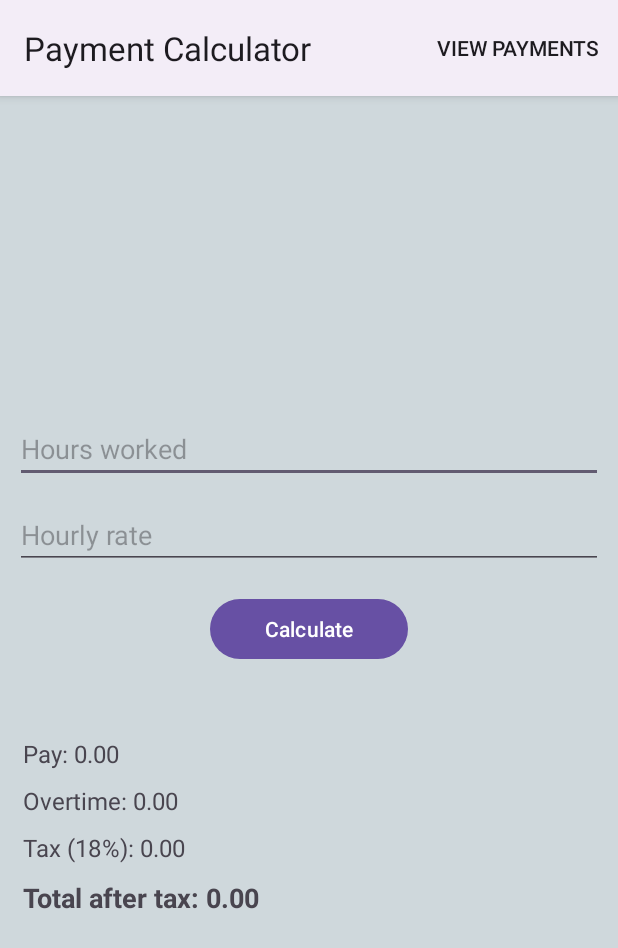
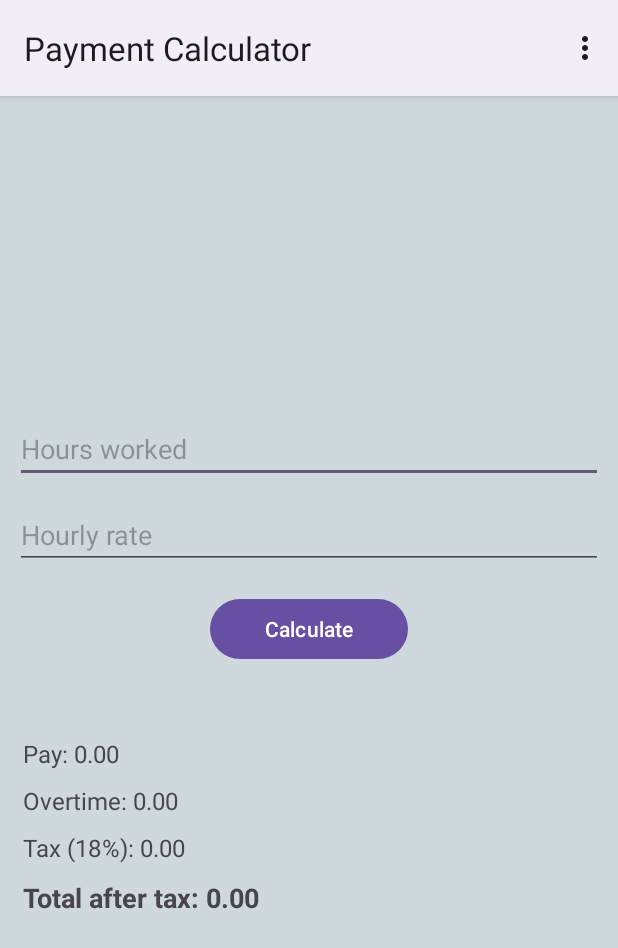
Before and after one commit to Ibrahimdur1989/A1_Ebrahim_AlSerri, an Android app: the screen it shows after launch (MainActivity), on a phone screen of 412 x 824 dp. Shown: the top 948 px of the screen. Run offline under Robolectric (Android 15) with nearby library versions, the phone set to English and light mode, and no system bars.

Commit message:
clean up

```diff
--- a/app/src/main/res/menu/main_menu.xml
+++ b/app/src/main/res/menu/main_menu.xml
@@ -4,5 +4,5 @@
     <item
         android:id="@+id/action_view_payments"
         android:title="@string/menu_view"
-        app:showAsAction="always"/>
+        app:showAsAction="never"/>
 </menu>
--- a/app/src/main/res/values/colors.xml
+++ b/app/src/main/res/values/colors.xml
@@ -4,4 +4,5 @@
     <color name="white">#FFFFFFFF</color>
     <color name="cool_gray">#CFD8DC</color>
     <color name="soft_slate">#ECEFF1</color>
+    <color name="dark_navy">#1E3A8A</color>
 </resources>
```
